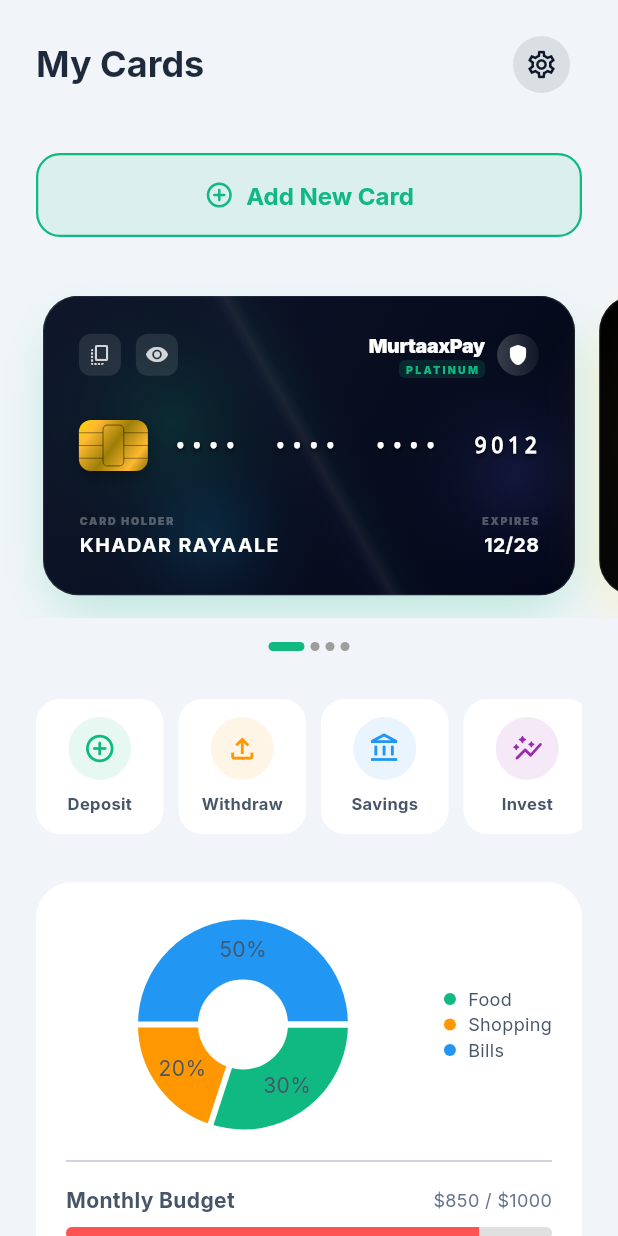
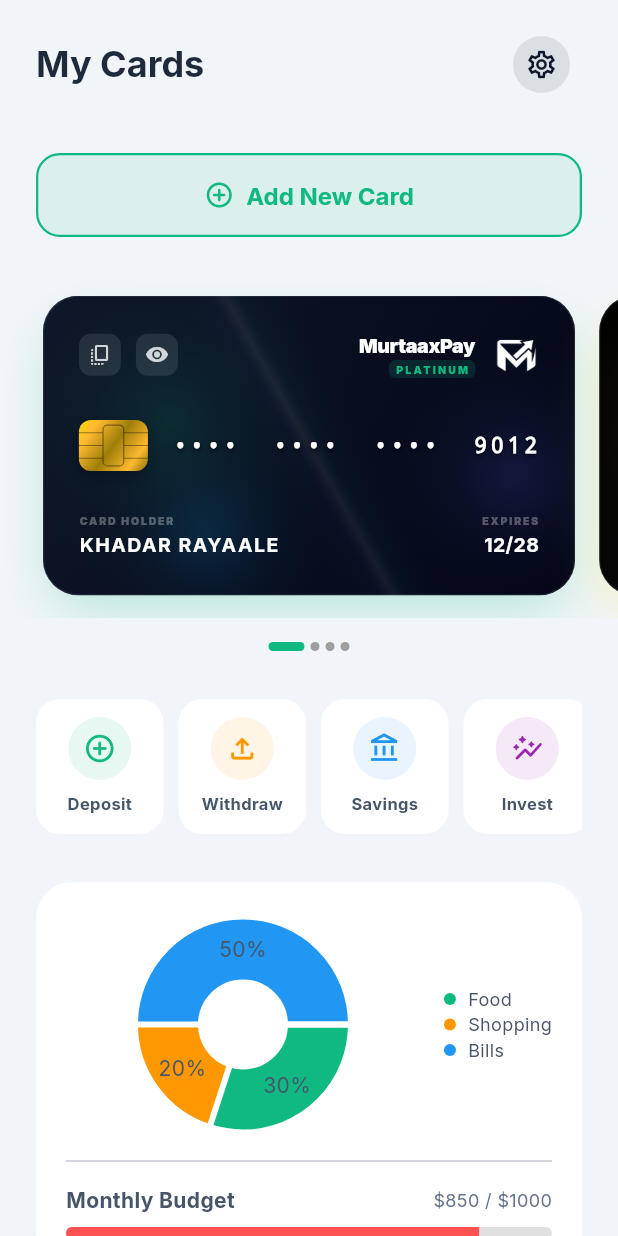
Before and after one commit to khadarcrouch6-gif/murtaapay-app, a Flutter app: the CardsScreen screen opened directly, on a phone screen of 412 x 824 dp. Run offline on Flutter 3.47's test engine with Material 3 defaults, Android fonts, the phone set to English and light mode, and no system bars; drawn by our look-alikes of fl_chart, smooth_page_indicator; our stand-ins replace animate_do, audioplayers, camera, font_awesome_flutter, glassmorphism, google_fonts and 5 more; accounts and stored records are empty; project files that could hold a hidden picture were left out.

Commit message:
Elite Cards: Finalized branding with white app logo and platinum text

```diff
--- a/lib/features/cards/cards_screen.dart
+++ b/lib/features/cards/cards_screen.dart
@@ -40,6 +40,7 @@
       expiryDate: "12/28",
       cvv: "455",
       theme: CardThemeType.obsidian,
+      network: CardNetwork.visa,
     ),
     VirtualCard(
       id: "2",
@@ -48,6 +49,7 @@
       expiryDate: "05/30",
       cvv: "822",
       theme: CardThemeType.gold,
+      network: CardNetwork.mastercard,
     ),
     VirtualCard(
       id: "3",
@@ -56,6 +58,7 @@
       expiryDate: "08/29",
       cvv: "109",
       theme: CardThemeType.emerald,
+      network: CardNetwork.visa,
     ),
      VirtualCard(
       id: "4",
@@ -64,6 +67,7 @@
       expiryDate: "03/31",
       cvv: "331",
       theme: CardThemeType.midnight,
+      network: CardNetwork.amex,
     ),
   ];
 
--- a/lib/features/cards/widgets/elite_virtual_card.dart
+++ b/lib/features/cards/widgets/elite_virtual_card.dart
@@ -1,4 +1,5 @@
 import 'package:flutter/material.dart';
+import 'package:font_awesome_flutter/font_awesome_flutter.dart';
 import 'package:flutter/services.dart';
 import 'dart:math';
 import 'dart:ui';
@@ -228,7 +229,6 @@
       ),
     );
   }
-
   Widget _buildBranding() {
     return Row(
       children: [
@@ -243,15 +243,18 @@
             ),
           ],
         ),
-        const SizedBox(width: 8),
-        Container(
-          padding: const EdgeInsets.all(6),
-          decoration: BoxDecoration(shape: BoxShape.circle, gradient: LinearGradient(colors: [Colors.white.withValues(alpha: 0.2), Colors.white.withValues(alpha: 0.05)])),
-          child: const Icon(Icons.shield_rounded, color: Colors.white, size: 16),
+        const SizedBox(width: 12),
+        Image.asset(
+          'assets/images/app_logo.png',
+          color: Colors.white,
+          height: 24,
+          fit: BoxFit.contain,
+          errorBuilder: (context, error, stackTrace) => const Icon(Icons.credit_card, color: Colors.white, size: 24),
         ),
       ],
     );
   }
+
 
   Widget _buildCardNumberArea() {
     return Row(
```
